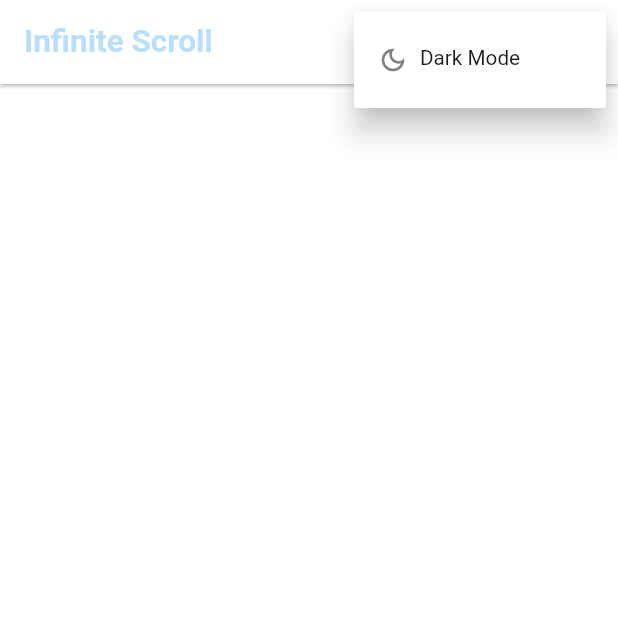
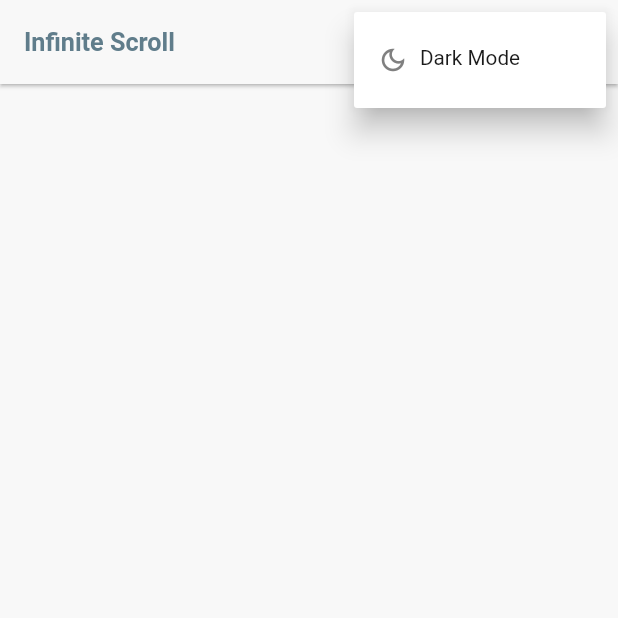
Before and after one commit to shweta-jais-95/infinite_scroll, a Flutter app: the screen it shows after launch, after a tap on the "more vert" icon, on a phone screen of 412 x 824 dp, the top half of it. Run offline on Flutter 3.47's test engine with Material 2 defaults, Android fonts, the phone set to English and light mode, and no system bars; our stand-ins replace hive_flutter; accounts and stored records are empty.

Commit message:
fixed theme

```diff
--- a/lib/components/common_components.dart
+++ b/lib/components/common_components.dart
@@ -2,24 +2,14 @@ import 'package:flutter/material.dart';
 import 'package:infinite_scroll/components/icon_button_view.dart';
 
 fetchAppBar(String? title, BuildContext context,
-    {List<Widget>? actions,
-    bool? showCrossIcon,
-    Color? backGroundColor,
-    required bool showLeading}) {
-  return PreferredSize(
-    preferredSize: Size(MediaQuery.of(context).size.width, 56),
-    child: Column(
-      children: [
-        AppBar(
+    {List<Widget>? actions, bool? showCrossIcon, required bool showLeading}) {
+  return AppBar(
       centerTitle: false,
       automaticallyImplyLeading: showLeading,
-            elevation: null,
       leadingWidth: showLeading ? 32 : 0,
-            backgroundColor: backGroundColor,
-            title: Text("$title",
-                style: const TextStyle(fontWeight: FontWeight.w600)),
-            actions:
-                (actions == null || actions.isEmpty) ? [Container()] : actions,
+      title:
+          Text("$title", style: const TextStyle(fontWeight: FontWeight.w600)),
+      actions: (actions == null || actions.isEmpty) ? [Container()] : actions,
       leading: showLeading == false
           ? Container()
           : Padding(
@@ -27,16 +17,12 @@ fetchAppBar(String? title, BuildContext context,
               child: Builder(builder: (context) {
                 return IconButtonView(
                   padding: const EdgeInsets.all(0),
-                        icon: Icon(
-                            showCrossIcon != null && showCrossIcon == true
+                  icon: Icon(showCrossIcon != null && showCrossIcon == true
                       ? Icons.close
                       : Icons.arrow_back),
                   onPressed: () {
                     Navigator.maybePop(context);
                   },
                 );
-                    }))),
-      ],
-    ),
-  );
+              })));
 }
--- a/lib/main.dart
+++ b/lib/main.dart
@@ -28,20 +28,18 @@ class _MyAppState extends State<MyApp> {
   var widgetKey = Key(CommonOps.generateId([]));
   @override
   Widget build(BuildContext context) {
-    bool wasDark = hiveUtility.checkIsDarkMode();
     return ValueListenableBuilder(
       valueListenable: Hive.box(HiveBoxNames.darkMode).listenable(),
       builder: (BuildContext context, Box? box, widget) {
         bool isDark = box?.get(HiveBoxKeys.isDark, defaultValue: false);
         Palette.setColor(isDark);
-        if (wasDark != isDark) {
-          widgetKey = Key(CommonOps.generateId([]));
-          wasDark = isDark;
-        }
         return MaterialApp(
           title: Strings.appName,
+          key: Key(CommonOps.generateId([])),
           debugShowCheckedModeBanner: false,
-          theme: AppTheme.getTheme(),
+          theme: AppTheme.getTheme(false),
+          darkTheme: AppTheme.getTheme(true),
+          themeMode: isDark ? ThemeMode.dark : ThemeMode.light,
           home: MyHomePage(),
         );
       },
--- a/lib/utils/palette.dart
+++ b/lib/utils/palette.dart
@@ -1,16 +1,16 @@
 import 'package:flutter/material.dart';
 
 class Palette {
-  static const bgColor = Colors.white;
+  static const bgColor = Color(0xFFF8F8F8);
   static const dark = Color(0xFF1A1A1A);
   static const dark2 = Color(0xFF2A2A2A);
   static const dark4 = Color(0xFF2F2F2F);
   static const dark6 = Color(0xFF333333);
-  static Color primary70 = Colors.blue.shade700;
-  static Color primary100 = Colors.blue.shade100;
+  static Color primary70 = Colors.blueGrey;
+  static Color primary100 = Colors.blueAccent;
   static Color blue10 = Colors.blue.shade200;
   static const decorumDark4 = Color(0xFF2F2F2F);
-  static Color primaryColor = Colors.blue;
+  static Color primaryColor = Colors.blueAccent;
   static const transparentColor = Color(0xB2000000);
   static Color loginBgColor = const Color(0xFF16A4B5);
   static const Color whiteColor = Colors.white;
@@ -43,7 +43,7 @@ class Palette {
     errorColor = const Color(0xFFdc4e42);
 
     if (isDark) {
-      primaryColor = primary70;
+      primaryColor = primary100;
       textColor = whiteColor;
       iconColor = whiteColor;
       fabIconColor = blackColor;
@@ -52,7 +52,7 @@ class Palette {
       loadingViewBgColor = dark;
     } else {
       loadingViewBgColor = bgColor;
-      primaryColor = primary100;
+      primaryColor = primary70;
       fabIconColor = whiteColor;
       textColor = const Color(0xFF1A1A1A);
       iconColor = Colors.black87;
--- a/lib/utils/theme.dart
+++ b/lib/utils/theme.dart
@@ -1,12 +1,10 @@
 import 'package:flutter/material.dart';
 import 'package:flutter/services.dart';
 import 'package:infinite_scroll/utils/fontsizes.dart';
-import 'package:infinite_scroll/utils/hive_utility.dart';
 import 'package:infinite_scroll/utils/palette.dart';
 
 class AppTheme {
-  static ThemeData getTheme() {
-    bool isDark = hiveUtility.checkIsDarkMode();
+  static ThemeData getTheme(isDark) {
     return ThemeData(
         primaryColor: Palette.primaryColor,
         hoverColor: Colors.transparent,
@@ -31,11 +29,11 @@ class AppTheme {
             elevation: 1,
             toolbarTextStyle: TextStyle(
                 color: Palette.primaryColor,
-                fontSize: FontSizes.subtitle2,
+                fontSize: FontSizes.subtitle1,
                 fontWeight: FontWeight.w500),
             titleTextStyle: TextStyle(
                 color: Palette.primaryColor,
-                fontSize: FontSizes.headline6,
+                fontSize: FontSizes.subtitle1,
                 //fontFamily: 'Lato',
                 fontWeight: FontWeight.w500),
             actionsIconTheme: IconThemeData(color: Palette.primaryColor)),
```
Lines whose indentation alone changed are shown as unchanged.
